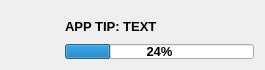
First picture: the form in tips_form.ui, repository stasinek/Panel, before the edit.
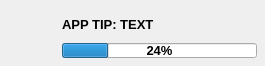
Second picture: the form after the edit.

```diff
--- a/tips_form.ui
+++ b/tips_form.ui
@@ -21,6 +21,18 @@
    <string>Tips</string>
   </property>
   <layout class="QHBoxLayout" name="horizontalLayout">
+   <property name="leftMargin">
+    <number>8</number>
+   </property>
+   <property name="topMargin">
+    <number>8</number>
+   </property>
+   <property name="rightMargin">
+    <number>8</number>
+   </property>
+   <property name="bottomMargin">
+    <number>8</number>
+   </property>
    <item>
     <widget class="QWidget" name="widget" native="true">
      <property name="sizePolicy">
```
